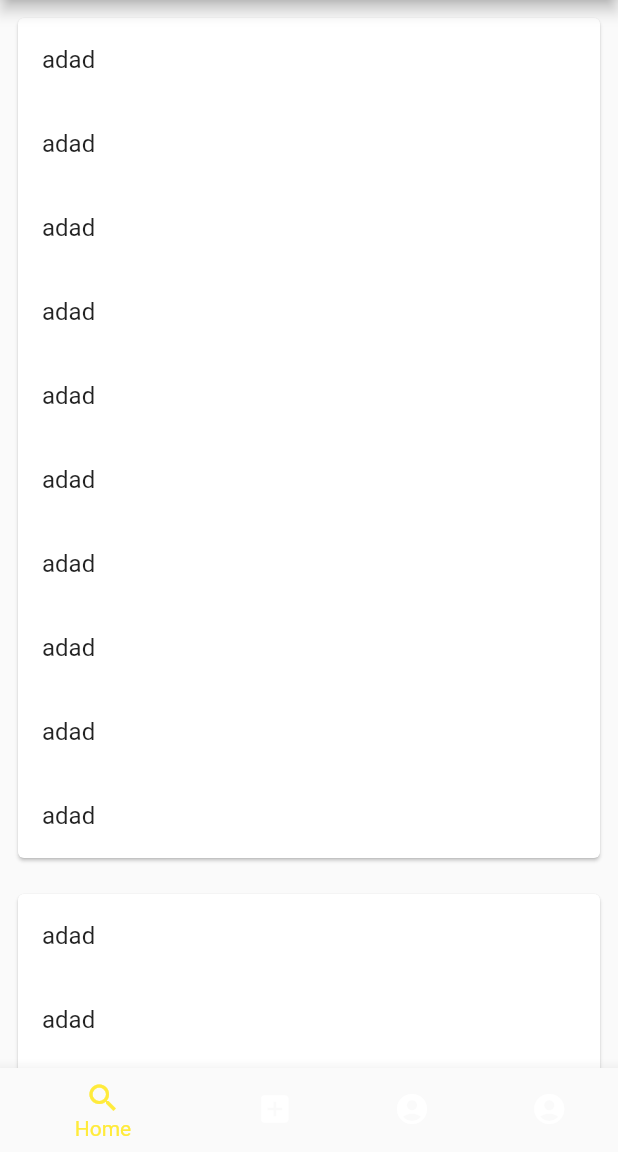
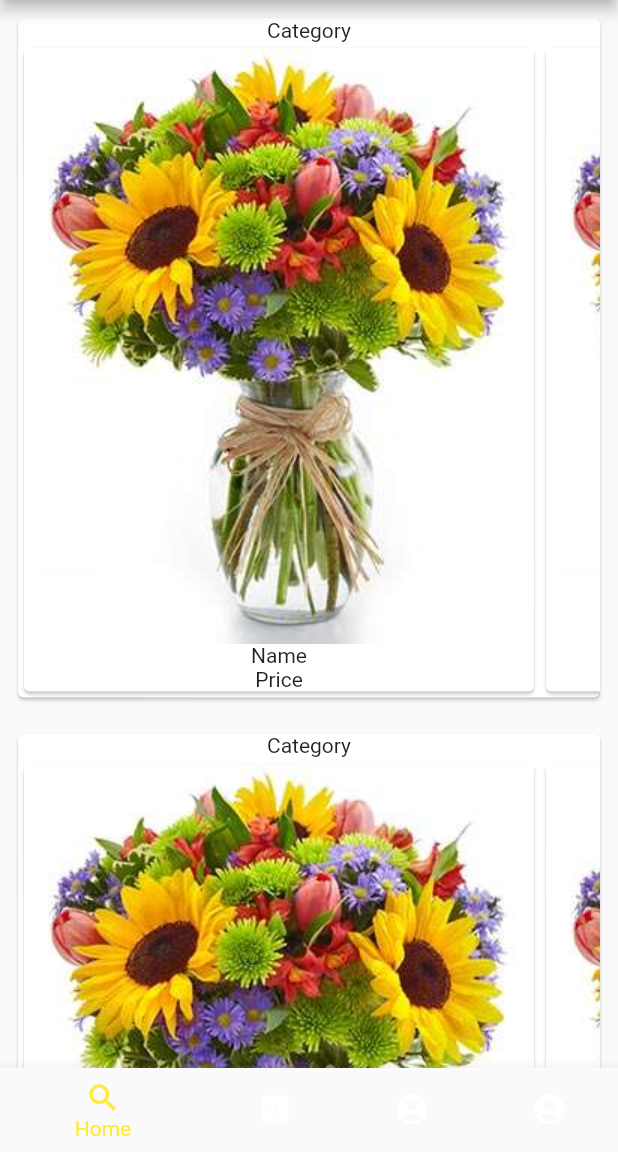
Before and after one commit to kevzzsk/Floom, a Flutter app: the screen it shows after launch, on a phone screen of 412 x 824 dp, the part 84-1236 px from its top. Run offline on Flutter 3.47's test engine with Material 2 defaults, Android fonts, the phone set to English and light mode, and no system bars.

Commit message:
Fix Nested listview
Used SingleChildScrollView for the horizontal list
Add data.json

```diff
--- /dev/null
+++ b/assets/data.json
@@ -0,0 +1,112 @@
+{
+    "category": [
+      {
+        "name": "Flower",
+        "catNo": 1,
+        "items": [
+          {
+            "name": "Orchids",
+            "id": 1,
+            "price": "19.90",
+            "imageurl": "https://4.imimg.com/data4/SS/SS/GLADMIN-/data4-ww-ww-gladmin-wp-content-uploads-2016-11-varexdfnp147_dv-500x500.jpg"
+          },
+          {
+            "name": "Sunflower",
+            "id": 2,
+            "price": "9.90",
+            "imageurl": "https://valentines.floralgaragesg.com/wp-content/uploads/2018/12/img-2663.jpg"
+          },
+          {
+            "name": "Rose",
+            "id": 3,
+            "price": "19.90",
+            "imageurl": "https://res.cloudinary.com/bloomnation/c_pad,d_vendor:global:catalog:product:image.png,f_auto,fl_preserve_transparency,q_auto/v1499933621/vendor/6177/catalog/product/6/2/627480acb4669b2432cbd355ba13846e_41.jpg"
+          },
+          {
+            "name": "Pink Rose",
+            "id": 4,
+            "price": "25.90",
+            "imageurl": "https://www.choiceflowersuae.com/library/uploads/2016/10/just-because-copy.jpg"
+          },
+          {
+            "name": "Dried Flower",
+            "id": 5,
+            "price": "25.90",
+            "imageurl": "http://magnoliadriedflower.com/wp-content/uploads/2018/08/DFB-850K.jpeg"
+          }
+        ]
+      },
+      {
+        "name": "Mobile Gadget",
+        "catNo": 2,
+        "items": [
+          {
+            "name": "Iphone XR (red)",
+            "id": 1,
+            "price": "999.00",
+            "imageurl": "https://store.storeimages.cdn-apple.com/4982/as-images.apple.com/is/image/AppleInc/aos/published/images/i/ph/iphone/xr/iphone-xr-red-select-201809?wid=940&hei=1112&fmt=png-alpha&qlt=80&.v=1551226038669"
+          },
+          {
+            "name": "Samsung Galaxy S10",
+            "id": 2,
+            "price": "899.00",
+            "imageurl": "https://icdn2.digitaltrends.com/image/samsung-galaxy-s10-plus-review_2-640x640.jpg"
+          },
+          {
+            "name": "Xiaomi Redmi 6",
+            "id": 3,
+            "price": "599.00",
+            "imageurl": "https://i.gadgets360cdn.com/products/large/1529877080_635_xiaomi_redmi_6_pro.jpg"
+          },
+          {
+            "name": "Goggle Pixel 3",
+            "id": 4,
+            "price": "890.00",
+            "imageurl": "https://cdn.pocket-lint.com/r/s/970x/assets/images/145993-phones-review-review-pixel-2-xl-review-image2-mrh3lwdcvk.jpg"
+          },
+          {
+            "name": "Honor 10",
+            "id": 5,
+            "price": "499.00",
+            "imageurl": "https://zdnet2.cbsistatic.com/hub/i/r/2018/07/23/a6080d56-e796-4fe4-be49-0ef89d8a374e/thumbnail/770x433/d408d4bbca044a934d1f0dd444142910/honor-10header.jpg"
+          }
+        ]
+      },
+      {
+        "name": "Video Game",
+        "catNo": 3,
+        "items": [
+          {
+            "name": "Play Station 4 Pro",
+            "id": 1,
+            "price": "399.00",
+            "imageurl": "https://images-na.ssl-images-amazon.com/images/I/71XN6RnFchL._SL1500_.jpg"
+          },
+          {
+            "name": "Nintendo Switch",
+            "id": 2,
+            "price": "450.00",
+            "imageurl": "https://www.nintendo.com/content/dam/noa/en_US/hardware/switch/nintendo-switch-neon/gallery/bundle_color_console%20(3).jpg"
+          },
+          {
+            "name": "Xbox One S",
+            "id": 3,
+            "price": "350.00",
+            "imageurl": "https://target.scene7.com/is/image/Target/GUEST_f832dbaa-0857-4545-8dab-dda53a9f236a?wid=488&hei=488&fmt=pjpeg"
+          },
+          {
+            "name": "Xbox 360",
+            "id": 4,
+            "price": "360.00",
+            "imageurl": "https://i5.walmartimages.com/asr/4dbd6406-fec9-4a40-8176-8625eb0c1cf4_1.45b8d3f1608cb40b78376d73966a4123.jpeg?odnHeight=450&odnWidth=450&odnBg=FFFFFF"
+          },
+          {
+            "name": "Nintendo Wii",
+            "id": 5,
+            "price": "290.00",
+            "imageurl": "https://images-na.ssl-images-amazon.com/images/I/81us6cvlPXL._SX466_.jpg"
+          }
+        ]
+      }
+    ]
+  }
--- a/lib/floom_list.dart
+++ b/lib/floom_list.dart
@@ -1,3 +1,4 @@
+import 'package:flutter/cupertino.dart';
 import 'package:flutter/material.dart';
 
 class FloomList extends StatefulWidget {
@@ -9,24 +10,56 @@ class _FloomListState extends State<FloomList> {
   final count = 10;
   @override
   Widget build(BuildContext context) {
-
-    final horizontalList = ListView.builder(
+    final itemList = new ListView.builder(
+      shrinkWrap: true,
+      physics: ClampingScrollPhysics(),
       scrollDirection: Axis.horizontal,
-      itemCount: count,
-      itemBuilder: (BuildContext context, int count) {
-        return new Text("hii");
+      itemBuilder: (context, count) {
+        return Container(
+          constraints: BoxConstraints(maxHeight: 100),
+          height: 100,
+          child: new Row(
+            children: <Widget>[
+              Card(
+                child: Column(
+                  mainAxisSize: MainAxisSize.min,
+                  children: <Widget>[
+                    new Image.asset("assets/images/flower1.jpg"),
+                    new Text("Name"),
+                    new Text("Price")
+                  ],
+                ),
+              )
+            ],
+          ),
+        );
       },
     );
-
-    return Expanded(
-      child: ListView.builder(
-        itemCount: 10,
-        itemBuilder: (context,count){
-          return Padding(
-            padding: const EdgeInsets.all(8.0),
-            child: new Text("asdladj"),
-          );
-        },
+    return new SingleChildScrollView(
+      scrollDirection: Axis.horizontal,
+      child: Row(
+        children: <Widget>[
+          Card(
+            child: Column(
+              mainAxisSize: MainAxisSize.min,
+              children: <Widget>[
+                new Image.asset("assets/images/flower1.jpg"),
+                new Text("Name"),
+                new Text("Price")
+              ],
+            ),
+          ),
+          Card(
+            child: Column(
+              mainAxisSize: MainAxisSize.min,
+              children: <Widget>[
+                new Image.asset("assets/images/flower1.jpg"),
+                new Text("Name"),
+                new Text("Price")
+              ],
+            ),
+          ),
+        ],
       ),
     );
   }
--- a/lib/home_page.dart
+++ b/lib/home_page.dart
@@ -20,17 +20,9 @@ class _HomePageState extends State<HomePage> {
           padding: const EdgeInsets.all(8.0),
           child: new Card(
             child: new Column(
-              mainAxisSize: MainAxisSize.min,
               children: <Widget>[
-                new ListView.builder(
-                  shrinkWrap: true,
-                  itemCount: 10,
-                  itemBuilder: (context, count) {
-                    return new ListTile(
-                      title: Text("adad"),
-                    );
-                  },
-                )
+                Text("Category"),
+                FloomList()
               ],
             ),
           ),
```
